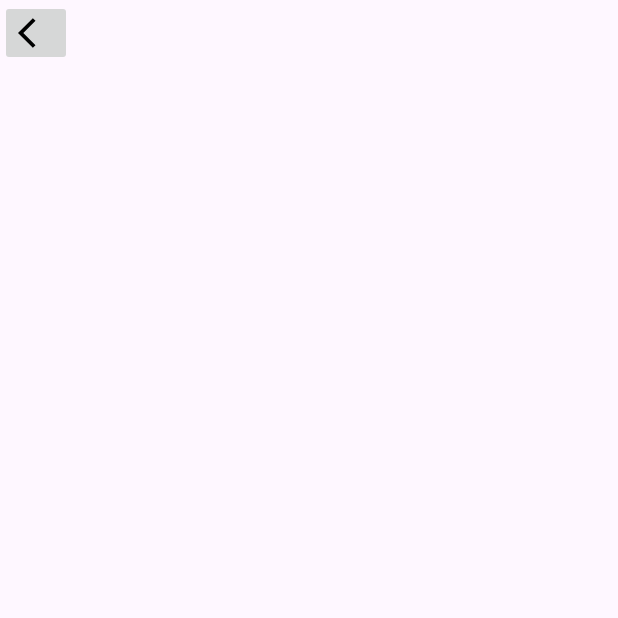
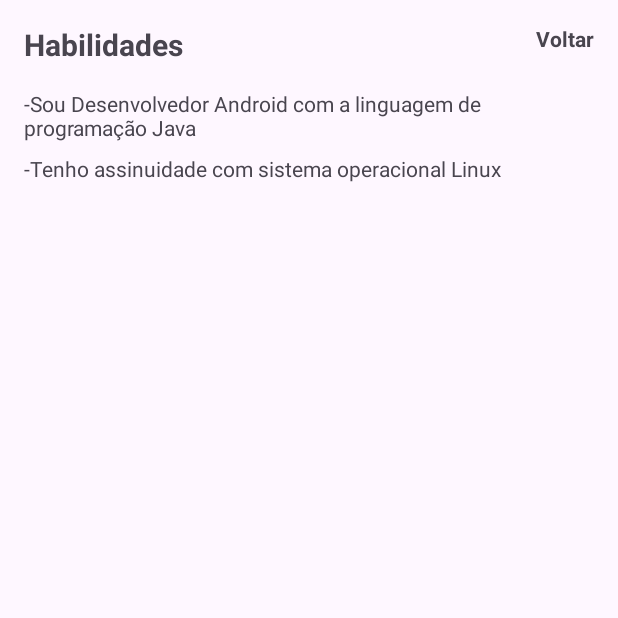
Before and after one commit to Gustavvu/meuCurriculo, an Android app: the ActivityHabilidades screen opened directly, with no data from a screen before it, on a phone screen of 412 x 824 dp, the top half of it. Run offline under Robolectric (Android 15) with nearby library versions, the phone set to English and light mode, and no system bars.

Commit message:
Tela de Habilidades

```diff
--- a/app/src/main/java/com/example/meucurriculo/ActivityHabilidades.java
+++ b/app/src/main/java/com/example/meucurriculo/ActivityHabilidades.java
@@ -9,19 +9,11 @@ import android.widget.ImageButton;
 
 public class ActivityHabilidades extends AppCompatActivity {
 
-    ImageButton IBBack;
+
     @Override
     protected void onCreate(Bundle savedInstanceState) {
         super.onCreate(savedInstanceState);
         setContentView(R.layout.activity_habilidades);
 
-        IBBack=findViewById(R.id.imageButtonBackId);
-
-        IBBack.setOnClickListener(new View.OnClickListener() {
-            @Override
-            public void onClick(View v) {
-                finish();
-            }
-        });
     }
 }
--- a/app/src/main/res/layout/activity_habilidades.xml
+++ b/app/src/main/res/layout/activity_habilidades.xml
@@ -6,11 +6,52 @@
     android:layout_height="match_parent"
     tools:context=".ActivityHabilidades">
 
-    <ImageButton
-        android:id="@+id/imageButtonBackId"
+    <TextView
+        android:id="@+id/textView2"
         android:layout_width="wrap_content"
         android:layout_height="wrap_content"
+        android:layout_marginStart="16dp"
+        android:layout_marginTop="16dp"
+        android:text="Habilidades"
+        android:textSize="20sp"
+        android:textStyle="bold"
         app:layout_constraintStart_toStartOf="parent"
-        app:layout_constraintTop_toTopOf="parent"
-        app:srcCompat="@drawable/baseline_arrow_back_ios_24" />
+        app:layout_constraintTop_toTopOf="parent" />
+
+    <TextView
+        android:id="@+id/textView8"
+        android:layout_width="0dp"
+        android:layout_height="wrap_content"
+        android:layout_marginStart="16dp"
+        android:layout_marginTop="16dp"
+        android:layout_marginEnd="16dp"
+        android:text="-Sou Desenvolvedor Android com a linguagem de programação Java"
+        app:layout_constraintEnd_toEndOf="parent"
+        app:layout_constraintStart_toStartOf="parent"
+        app:layout_constraintTop_toBottomOf="@+id/textView2" />
+
+    <TextView
+        android:id="@+id/textView9"
+        android:layout_width="fill_parent"
+        android:layout_height="wrap_content"
+        android:layout_marginStart="16dp"
+        android:layout_marginTop="8dp"
+        android:layout_marginEnd="16dp"
+        android:text="-Tenho assinuidade com sistema operacional Linux"
+        app:layout_constraintEnd_toEndOf="parent"
+        app:layout_constraintStart_toStartOf="parent"
+        app:layout_constraintTop_toBottomOf="@+id/textView8" />
+
+    <TextView
+        android:id="@+id/textView10"
+        android:layout_width="wrap_content"
+        android:layout_height="wrap_content"
+        android:layout_marginTop="16dp"
+        android:layout_marginEnd="16dp"
+        android:clickable="true"
+        android:text="Voltar"
+        android:textAllCaps="false"
+        android:textStyle="bold"
+        app:layout_constraintEnd_toEndOf="parent"
+        app:layout_constraintTop_toTopOf="parent" />
 </androidx.constraintlayout.widget.ConstraintLayout>
--- a/app/src/main/res/layout/activity_main.xml
+++ b/app/src/main/res/layout/activity_main.xml
@@ -56,7 +56,7 @@
         android:id="@+id/textView7"
         android:layout_width="wrap_content"
         android:layout_height="wrap_content"
-        android:text="Gosto de tecnologia programação e games"
+        android:text="Gosto de tecnologia, programação e games."
         app:layout_constraintStart_toStartOf="@+id/textView6"
         app:layout_constraintTop_toBottomOf="@+id/textView6" />
 
```
